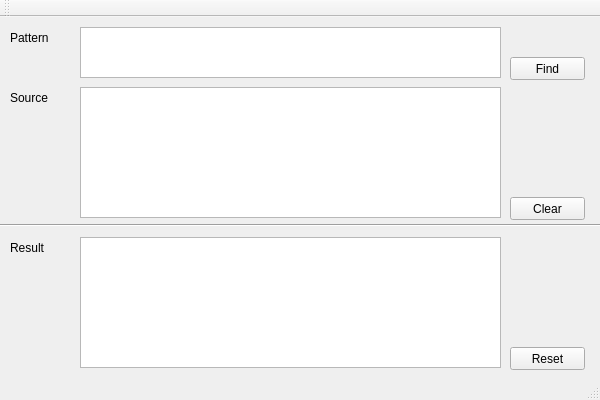
First picture: the form in QtGuiApplication1/QtGuiApplication1.ui, repository CEvangelist/QtGuiApplication_RegExpTool, before the edit.
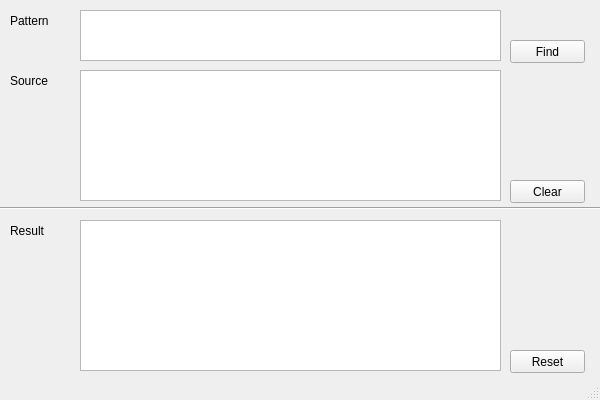
Second picture: the form after the edit.

Commit message: Update QWidget property

```diff
--- a/QtGuiApplication1/QtGuiApplication1.ui
+++ b/QtGuiApplication1/QtGuiApplication1.ui
@@ -2,13 +2,11 @@
 <ui version="4.0">
  <class>QtGuiApplication1Class</class>
  <widget class="QMainWindow" name="QtGuiApplication1Class">
-  <property name="geometry">
-   <rect>
-    <x>0</x>
-    <y>0</y>
+  <property name="minimumSize">
+   <size>
     <width>600</width>
     <height>400</height>
-   </rect>
+   </size>
   </property>
   <property name="windowTitle">
    <string>QtGuiApplication1</string>
@@ -92,7 +90,7 @@
       <x>80</x>
       <y>220</y>
       <width>421</width>
-      <height>131</height>
+      <height>151</height>
      </rect>
     </property>
    </widget>
@@ -100,7 +98,7 @@
     <property name="geometry">
      <rect>
       <x>510</x>
-      <y>330</y>
+      <y>350</y>
       <width>75</width>
       <height>23</height>
      </rect>
@@ -136,14 +134,6 @@
     </property>
    </widget>
   </widget>
-  <widget class="QToolBar" name="mainToolBar">
-   <attribute name="toolBarArea">
-    <enum>TopToolBarArea</enum>
-   </attribute>
-   <attribute name="toolBarBreak">
-    <bool>false</bool>
-   </attribute>
-  </widget>
   <widget class="QStatusBar" name="statusBar"/>
  </widget>
  <layoutdefault spacing="6" margin="11"/>
```
The commit also changes 1 other file.
